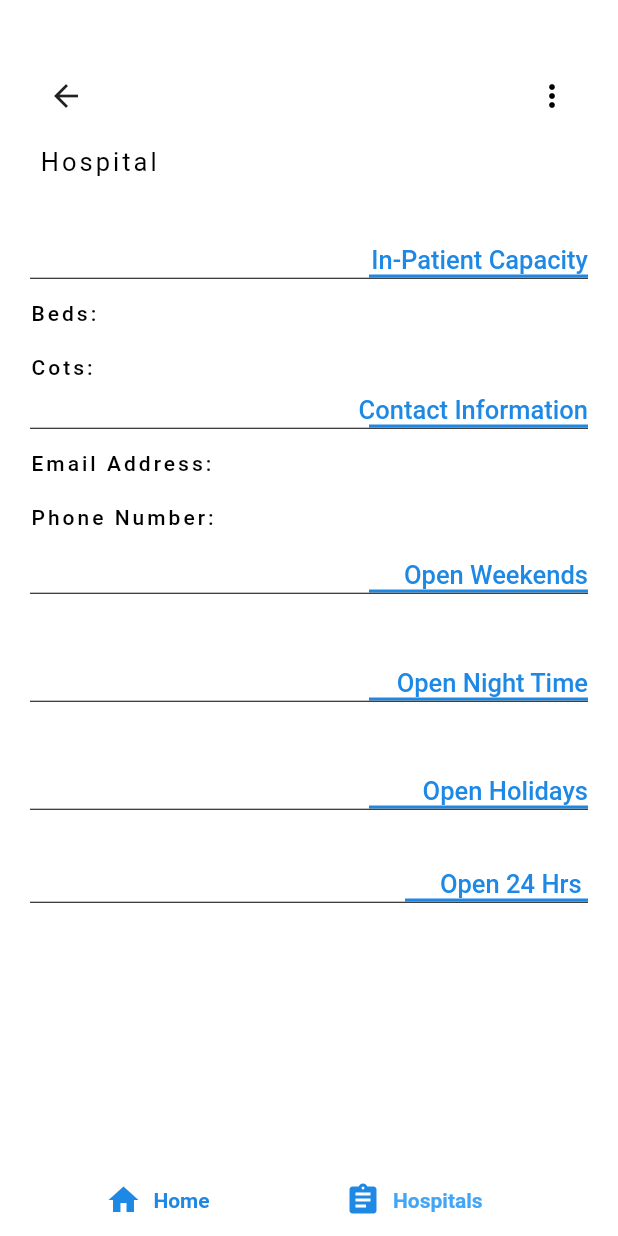
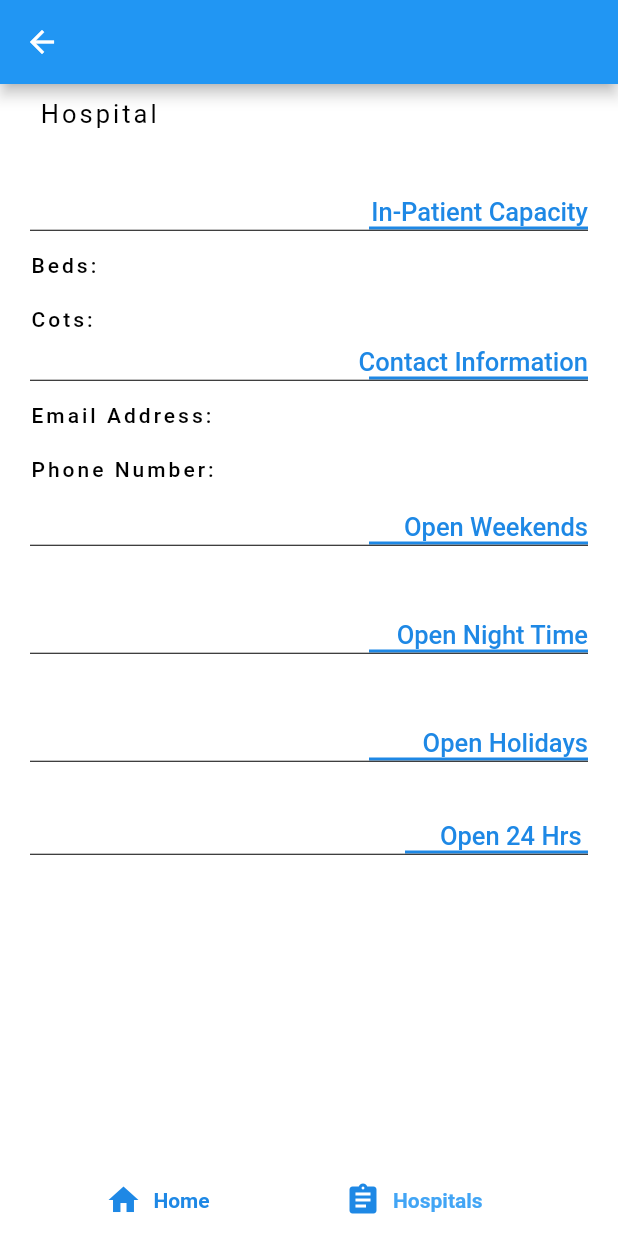
Before and after one commit to KenMusembi/HospitalsKenyaAPP, a Flutter app: the HospitalsDetail screen opened directly with empty values, on a phone screen of 412 x 824 dp. Run offline on Flutter 3.47's test engine with Material 2 defaults, Android fonts, the phone set to English and light mode, and no system bars; our stand-ins replace fl_chart; network calls fail; Roboto replaces fonts that are missing (Calibri).

Commit message:
added appbar to all the screens

```diff
--- a/lib/hospitals/hospitalDetails.dart
+++ b/lib/hospitals/hospitalDetails.dart
@@ -73,46 +73,25 @@ class _HospitalsDetailState extends State<HospitalsDetail> {
 
     return Scaffold(
       backgroundColor: Colors.white,
-      body: SingleChildScrollView(
-        child: Stack(alignment: Alignment.center, children: <Widget>[
-          Padding(
-            padding: const EdgeInsets.fromLTRB(20, 40, 20, 0),
-            child: Column(
-              children: <Widget>[
-                Row(
-                  mainAxisAlignment: MainAxisAlignment.start,
-                  crossAxisAlignment: CrossAxisAlignment.center,
-                  children: [
-                    IconButton(
+      resizeToAvoidBottomInset: true,
+      appBar: AppBar(
+        centerTitle: true,
+        title: Text(
+          hospital,
+        ),
+        leading: IconButton(
           icon: Icon(Icons.arrow_back),
           onPressed: () {
             Navigator.pop(context);
           },
         ),
-                    Flexible(
-                      child: Align(
-                        alignment: Alignment.centerLeft,
-                        child: Text(
-                          hospital,
-                          style: TextStyle(
-                            color: Colors.black,
-                            letterSpacing: 2.0,
-                            fontSize: 18.0,
-                            fontFamily: 'Calibri',
-                            fontWeight: FontWeight.w600,
       ),
-                        ),
-                      ),
-                    ),
-                    IconButton(
-                      icon: Icon(Icons.more_vert, color: Colors.black),
-                      onPressed: () {
-                        _exitApp(context);
-                      },
-                    ),
-                  ],
-                ),
-                SizedBox(height: 10.0),
+      body: SingleChildScrollView(
+        child: Stack(alignment: Alignment.center, children: <Widget>[
+          Padding(
+            padding: const EdgeInsets.fromLTRB(20, 10, 20, 0),
+            child: Column(
+              children: <Widget>[
                 Align(
                   alignment: Alignment.centerLeft,
                   child: Text(
@@ -1037,20 +1016,21 @@ List<BarChartGroupData> getData() {
 Future<bool> _exitApp(BuildContext context) {
   return showDialog(
           context: context,
-        child: AlertDialog(
+          builder: (BuildContext context) {
+            return AlertDialog(
               title: Text(' Exit'),
               content: Text('Are you sure you want to exit?'),
               shape: RoundedRectangleBorder(
                   borderRadius: BorderRadius.circular(15.0),
                   side: BorderSide(color: Colors.white)),
               actions: <Widget>[
-            FlatButton(
+                TextButton(
                   onPressed: () {
                     Navigator.pop(context);
                   },
                   child: Text('No'),
                 ),
-            FlatButton(
+                TextButton(
                   onPressed: () {
                     SystemChannels.platform.invokeMethod('SystemNavigator.pop');
                     //SystemChannels.platform.invokeMethod('SystemNavigator.pop');
@@ -1058,7 +1038,7 @@ Future<bool> _exitApp(BuildContext context) {
                   child: Text('Yes'),
                 ),
               ],
-        ),
-      ) ??
+            );
+          }) ??
       false;
 }
```
Also changed, not shown: lib/hospitals/countySelect.dart (+21 -77 lines), lib/hospitals/feedback.dart (+6 -5 lines), lib/hospitals/hospitalsList.dart (+18 -46 lines), lib/main.dart (+28 -47 lines), lib/hospitals/countriesClass.dart (line endings or trailing spaces), lib/hospitals/covidData.dart (line endings or trailing spaces), lib/hospitals/getCountry.dart (line endings or trailing spaces), lib/hospitals/hospitalsClass.dart (line endings or trailing spaces), pubspec.lock, pubspec.yaml (line endings or trailing spaces), 36 other files. Lines whose indentation alone changed are shown as unchanged.
